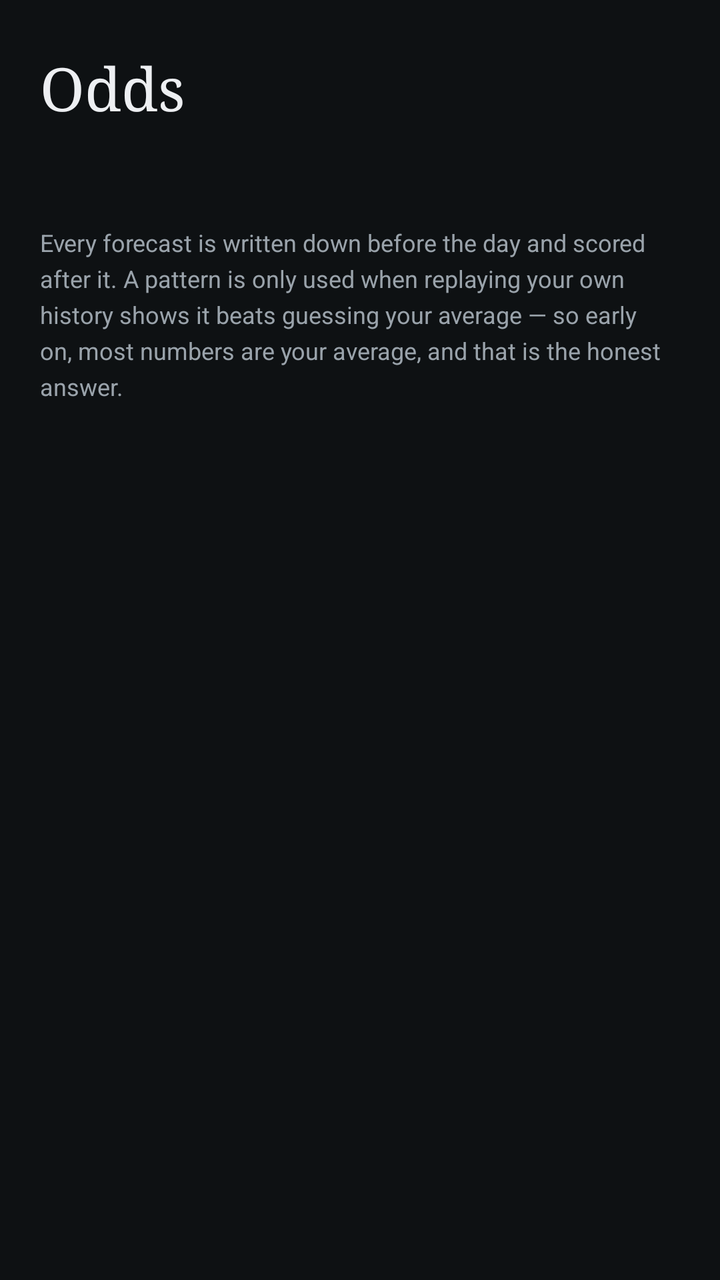
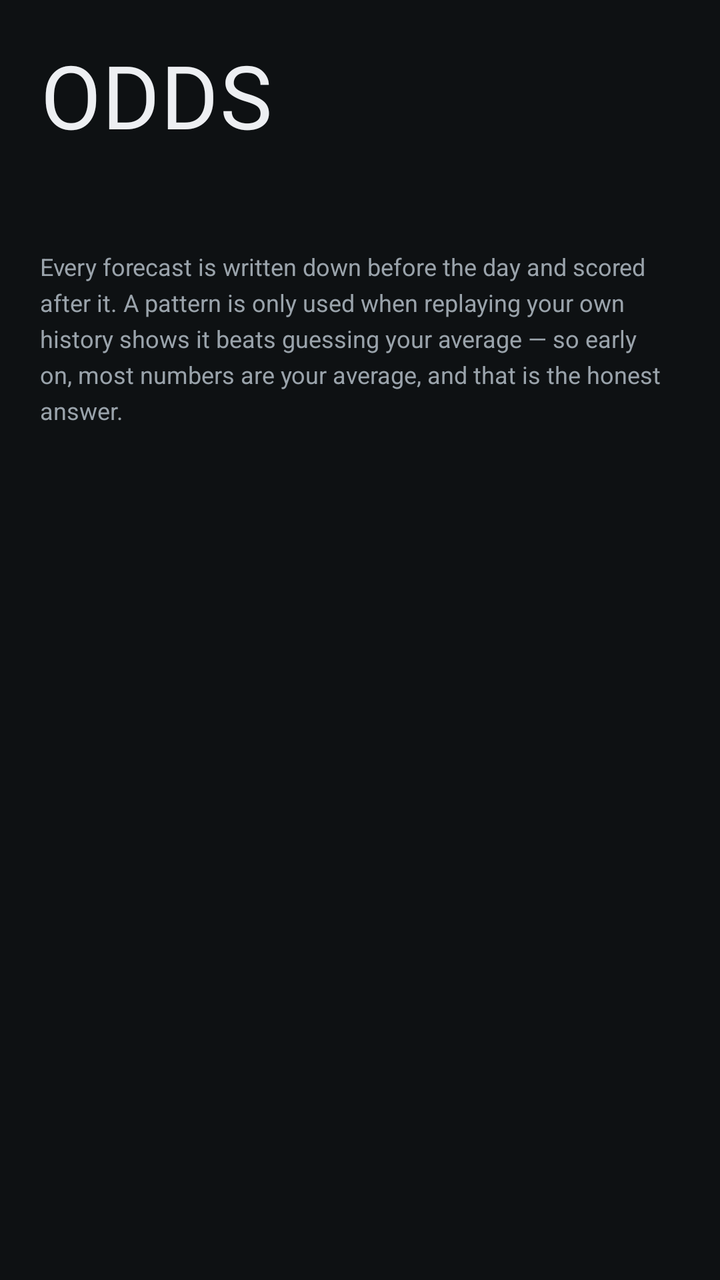

Screens rendered from an Android XML layout before and after an edit, with the pre-edit source and the edit as a unified diff.
<!-- AndroidManifest.xml: application theme Theme.Planj -->
<!-- res/layout/tab_odds.xml -->
<?xml version="1.0" encoding="utf-8"?>
<ScrollView xmlns:android="http://schemas.android.com/apk/res/android"
    android:layout_width="match_parent"
    android:layout_height="match_parent"
    android:fillViewport="true"
    android:scrollbars="none">

    <LinearLayout
        android:layout_width="match_parent"
        android:layout_height="wrap_content"
        android:orientation="vertical"
        android:paddingHorizontal="20dp"
        android:paddingTop="24dp"
        android:paddingBottom="24dp">

        <TextView
            android:layout_width="wrap_content"
            android:layout_height="wrap_content"
            android:fontFamily="serif"
            android:text="Odds"
            android:textColor="@color/text"
            android:textSize="30sp" />

        <TextView
            android:id="@+id/odds_summary"
            android:layout_width="match_parent"
            android:layout_height="wrap_content"
            android:layout_marginTop="4dp"
            android:lineSpacingExtra="3dp"
            android:textColor="@color/muted"
            android:textSize="13sp" />

        <LinearLayout
            android:id="@+id/odds_list"
            android:layout_width="match_parent"
            android:layout_height="wrap_content"
            android:layout_marginTop="8dp"
            android:orientation="vertical" />

        <TextView
            android:layout_width="match_parent"
            android:layout_height="wrap_content"
            android:layout_marginTop="20dp"
            android:lineSpacingExtra="4dp"
            android:text="Every forecast is written down before the day and scored after it. A pattern is only used when replaying your own history shows it beats guessing your average — so early on, most numbers are your average, and that is the honest answer."
            android:textColor="@color/muted"
            android:textSize="12sp" />
    </LinearLayout>
</ScrollView>
<!-- resources referenced by this layout -->
<resources>
  <color name="muted">#9AA3AB</color>
  <color name="text">#EDEFF2</color>
  <style name="Theme.Planj" parent="@android:style/Theme.Material.NoActionBar">
          <item name="android:windowBackground">@color/bg</item>
          <item name="android:colorAccent">@color/accent</item>
          <item name="android:statusBarColor">@color/bg</item>
          <item name="android:navigationBarColor">@color/bg</item>
          <item name="android:textColorPrimary">@color/text</item>
          <item name="android:textColorSecondary">@color/muted</item>
          <item name="android:textColorHint">@color/muted</item>
      </style>
  <color name="bg">#0E1113</color>
  <color name="accent">#2EC4B6</color>
</resources>

<!-- the commit's change to res/layout/tab_odds.xml (unified diff, before → after) -->
@@ -14,12 +14,8 @@
         android:paddingBottom="24dp">
 
         <TextView
-            android:layout_width="wrap_content"
-            android:layout_height="wrap_content"
-            android:fontFamily="serif"
-            android:text="Odds"
-            android:textColor="@color/text"
-            android:textSize="30sp" />
+            style="@style/Display.XL"
+            android:text="Odds" />
 
         <TextView
             android:id="@+id/odds_summary"
<!-- resource entries referenced after the edit -->
@@ -1,7 +1,16 @@
 <!-- resources referenced by this layout -->
 <resources>
   <color name="muted">#9AA3AB</color>
+  <style name="Display.XL">
+          <item name="android:textSize">44sp</item>
+      </style>
   <color name="text">#EDEFF2</color>
+  <style name="PageTransitions" parent="@android:style/Animation.Activity">
+          <item name="android:activityOpenEnterAnimation">@anim/slide_in_right</item>
+          <item name="android:activityOpenExitAnimation">@anim/slide_out_left</item>
+          <item name="android:activityCloseEnterAnimation">@anim/slide_in_left</item>
+          <item name="android:activityCloseExitAnimation">@anim/slide_out_right</item>
+      </style>
   <style name="Theme.Planj" parent="@android:style/Theme.Material.NoActionBar">
           <item name="android:windowBackground">@color/bg</item>
           <item name="android:colorAccent">@color/accent</item>
@@ -10,6 +19,7 @@
           <item name="android:textColorPrimary">@color/text</item>
           <item name="android:textColorSecondary">@color/muted</item>
           <item name="android:textColorHint">@color/muted</item>
+          <item name="android:windowAnimationStyle">@style/PageTransitions</item>
       </style>
   <color name="bg">#0E1113</color>
   <color name="accent">#2EC4B6</color>
